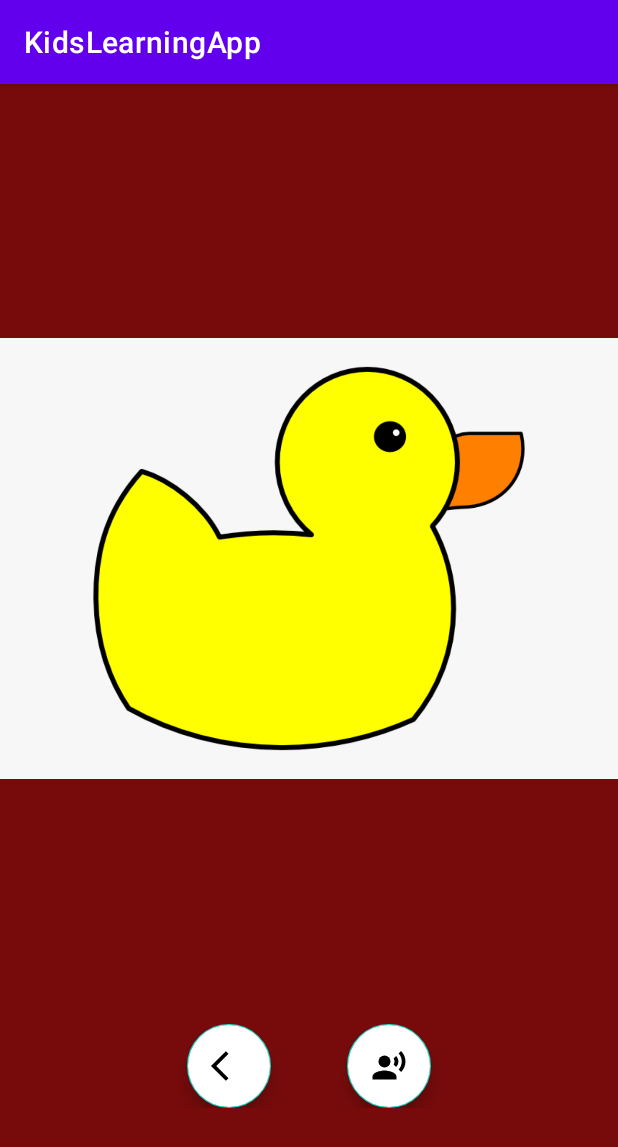
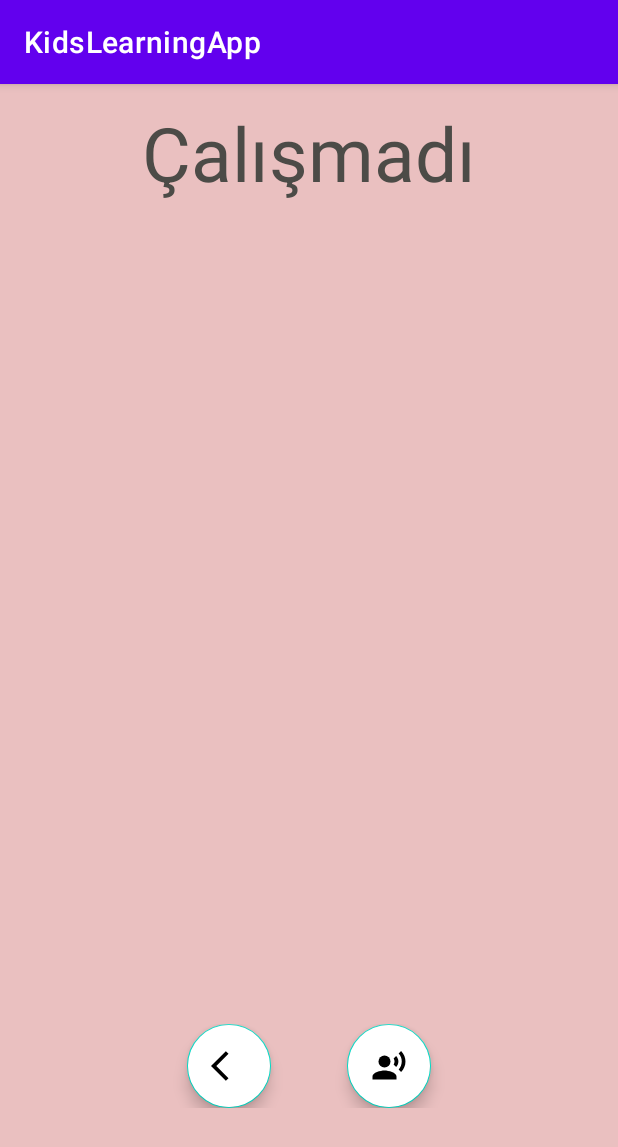
Before and after one commit to Nuri-Yildiz/KidsLearningApp, an Android app: the ColorDescActivity screen opened directly, with no data from a screen before it, on a phone screen of 412 x 824 dp. Shown: the top 1147 px of the screen. Run offline under Robolectric (Android 15) with nearby library versions, the phone set to English and light mode, and no system bars.

Commit message:
color menu updated

```diff
--- a/app/src/main/java/com/nuriyildiz/kidslearningapp/ColorDescActivity.kt
+++ b/app/src/main/java/com/nuriyildiz/kidslearningapp/ColorDescActivity.kt
@@ -12,16 +12,24 @@ class ColorDescActivity : AppCompatActivity() {
         val intent=intent
         var colorName = intent.getStringExtra("colorName")
         textView2.text = colorName
-        /*
+        var imgs = listOf<Int>();
+
         when(colorName){
-            "Siyah" -> textView2.text = "blaack"
+            "Siyah" -> imgs = listOf<Int>(R.drawable.black1,R.drawable.black2,R.drawable.black3)
 
-            "Sarı" -> textView2.text="Yellow"
+            "Mavi" -> imgs = listOf<Int>(R.drawable.yellow1,R.drawable.yellow1,R.drawable.yellow1)
+
+            "Sarı" -> imgs = listOf<Int>(R.drawable.yellow1,R.drawable.yellow2,R.drawable.yellow3)
+
+            "Kırmızı" -> imgs = listOf<Int>(R.drawable.yellow1,R.drawable.yellow1,R.drawable.yellow1)
+
+            "Yeşil" -> imgs = listOf<Int>(R.drawable.yellow1,R.drawable.yellow1,R.drawable.yellow1)
+
+            "Beyaz" -> imgs = listOf<Int>(R.drawable.yellow1,R.drawable.yellow1,R.drawable.yellow1)
 
             else -> textView2.text="Çalışmadı"
         }
-         */
-        var imgs = listOf<Int>(R.drawable.yellow1,R.drawable.yellow1,R.drawable.yellow1)
+
         var adapter = Adapter(imgs, this)
         pager.adapter = adapter
 
--- a/app/src/main/res/layout/activity_color_desc.xml
+++ b/app/src/main/res/layout/activity_color_desc.xml
@@ -4,7 +4,7 @@
     xmlns:tools="http://schemas.android.com/tools"
     android:layout_width="match_parent"
     android:layout_height="match_parent"
-    android:background="#770B0B"
+    android:background="#EAC0C0"
     tools:context=".ColorDescActivity">
 
     <TextView
@@ -12,7 +12,7 @@
         android:layout_width="wrap_content"
         android:layout_height="wrap_content"
         android:text="Renk İsmi"
-        android:textColor="#FFC40C"
+        android:textColor="#4C4B47"
         android:textSize="50sp"
         android:paddingVertical="12dp"
         app:layout_constraintLeft_toLeftOf="parent"
--- a/app/src/main/res/layout/activity_main.xml
+++ b/app/src/main/res/layout/activity_main.xml
@@ -57,7 +57,7 @@
         app:layout_constraintHorizontal_bias="0.061"
         app:layout_constraintStart_toEndOf="@+id/imageView3"
         app:layout_constraintTop_toTopOf="@+id/imageView3"
-        app:srcCompat="@drawable/fruitsandvegetables" />
+        app:srcCompat="@drawable/coloricon" />
 
     <ImageView
         android:id="@+id/imageView6"
--- a/app/src/main/res/layout/activity_question_menu.xml
+++ b/app/src/main/res/layout/activity_question_menu.xml
@@ -57,7 +57,7 @@
         app:layout_constraintEnd_toEndOf="parent"
         app:layout_constraintStart_toEndOf="@+id/imageView3"
         app:layout_constraintTop_toBottomOf="@+id/imageView2"
-        app:srcCompat="@drawable/fruitsandvegetables" />
+        app:srcCompat="@drawable/coloricon" />
 
     <ImageView
         android:id="@+id/imageView7"
```
Also changed, not shown: app/src/main/res/drawable/black1.png (added), app/src/main/res/drawable/black2.png (added), app/src/main/res/drawable/black3.png (added), app/src/main/res/drawable/coloricon.png (added), app/src/main/res/drawable/yellow2.png (added), app/src/main/res/drawable/yellow3.jpg (added).
